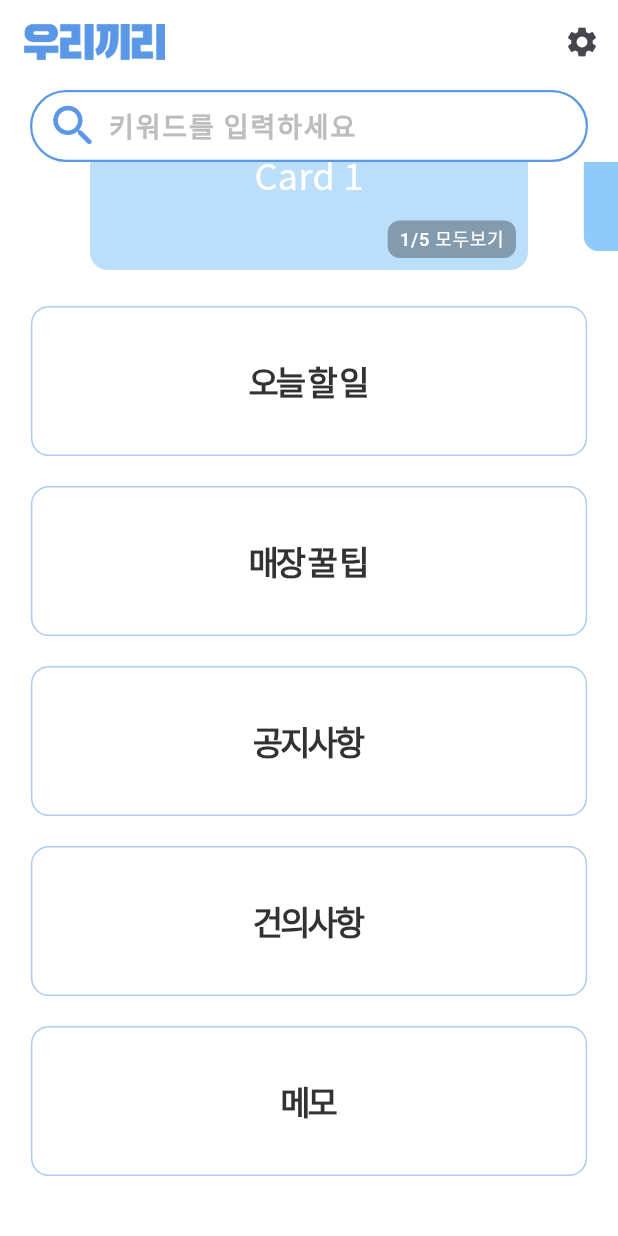
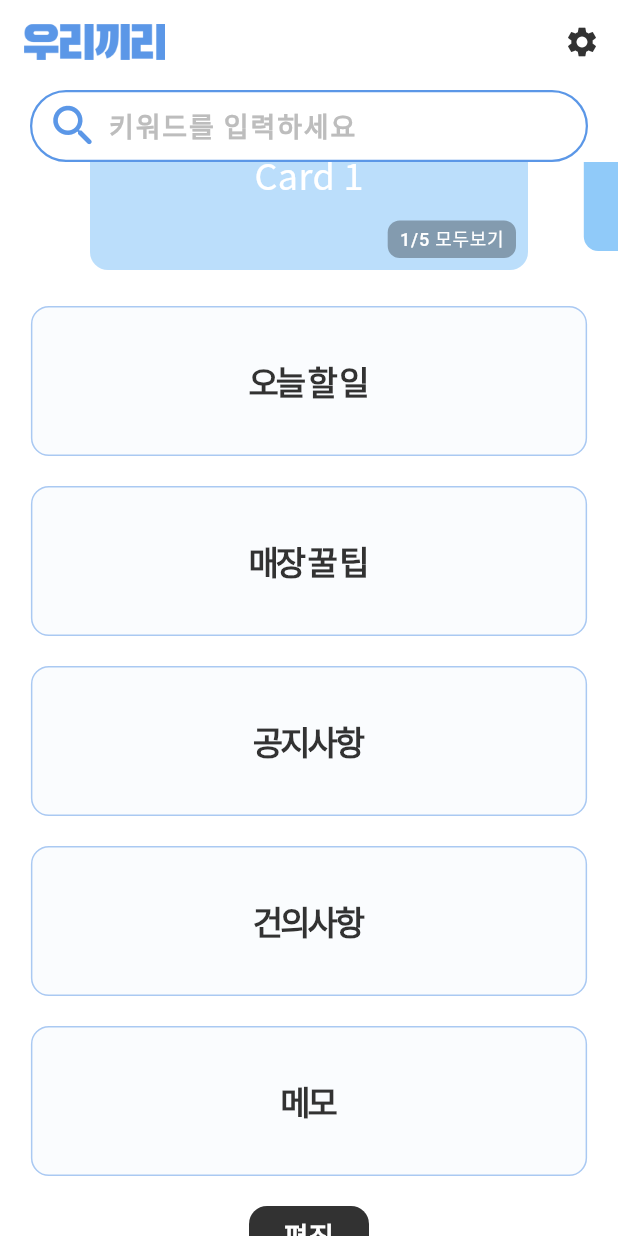
Before and after one commit to yeonvv/urikkiri, a Flutter app: the HomeScreen screen opened directly, scrolled down 79 dp, on a phone screen of 412 x 824 dp. Run offline on Flutter 3.47's test engine with Material 3 defaults, Android fonts, the phone set to English and light mode, and no system bars; our stand-ins replace camera, google_fonts, permission_handler.

Commit message:
3.2 Home Screen Move Widget

```diff
--- a/lib/core/constants/animation_constants.dart
+++ b/lib/core/constants/animation_constants.dart
@@ -1,2 +1,2 @@
 const Duration buttonAnimationDuration = Duration(milliseconds: 300);
-const Duration buttonAnimationDurationFast = Duration(milliseconds: 100);
+const Duration buttonAnimationDurationFast = Duration(milliseconds: 50);
--- /dev/null
+++ b/lib/core/widgets/edit_button.dart
@@ -0,0 +1,85 @@
+import 'package:flutter/material.dart';
+import 'package:urikkiri_beta/core/constants/animation_constants.dart';
+import 'package:urikkiri_beta/core/constants/sizes.dart';
+
+class EditButton extends StatefulWidget {
+  final bool editMode;
+
+  const EditButton({
+    super.key,
+    required this.editMode,
+  });
+
+  @override
+  State<EditButton> createState() => _EditButtonState();
+}
+
+class _EditButtonState extends State<EditButton>
+    with SingleTickerProviderStateMixin {
+  late AnimationController _animationController;
+  double _scale = 1.0;
+
+  @override
+  void initState() {
+    super.initState();
+    _animationController = AnimationController(
+      vsync: this,
+      duration: buttonAnimationDurationFast,
+    );
+  }
+
+  @override
+  void didUpdateWidget(EditButton oldWidget) {
+    super.didUpdateWidget(oldWidget);
+    // 상태 변화에 따른 애니메이션 효과
+    if (widget.editMode != oldWidget.editMode) {
+      _toggleEditAnimation();
+    }
+  }
+
+  void _toggleEditAnimation() {
+    setState(() {
+      _scale = 0.9;
+    });
+    _animationController.forward().then((_) {
+      _animationController.reverse();
+    });
+  }
+
+  @override
+  void dispose() {
+    _animationController.dispose();
+    super.dispose();
+  }
+
+  @override
+  Widget build(BuildContext context) {
+    return ScaleTransition(
+      scale: Tween<double>(begin: 1.0, end: _scale).animate(
+        CurvedAnimation(
+          parent: _animationController,
+          curve: Curves.easeInOut,
+        ),
+      ),
+      child: Container(
+        width: 80,
+        height: 40,
+        padding: const EdgeInsets.symmetric(vertical: Sizes.size4),
+        decoration: BoxDecoration(
+          color: Theme.of(context).primaryColorDark,
+          borderRadius: BorderRadius.circular(Sizes.size12),
+        ),
+        child: Center(
+          child: Text(
+            !widget.editMode ? "편집" : "완료",
+            style: Theme.of(context)
+                .textTheme
+                .bodyLarge!
+                .copyWith(color: Colors.white),
+            textAlign: TextAlign.center,
+          ),
+        ),
+      ),
+    );
+  }
+}
--- a/lib/core/widgets/main_buttom.dart
+++ b/lib/core/widgets/main_button.dart
@@ -2,12 +2,12 @@ import 'package:flutter/material.dart';
 import 'package:urikkiri_beta/core/constants/animation_constants.dart';
 import 'package:urikkiri_beta/core/constants/sizes.dart';
 
-class MainButtom extends StatelessWidget {
+class MainButton extends StatelessWidget {
   final String labelText;
   final bool isEnabled;
   final VoidCallback onPressed;
 
-  const MainButtom({
+  const MainButton({
     super.key,
     required this.labelText,
     this.isEnabled = false,
--- a/lib/features/auth/presentation/login_page.dart
+++ b/lib/features/auth/presentation/login_page.dart
@@ -1,6 +1,6 @@
 import 'package:flutter/material.dart';
 import 'package:urikkiri_beta/core/constants/gaps.dart';
-import 'package:urikkiri_beta/core/widgets/main_buttom.dart';
+import 'package:urikkiri_beta/core/widgets/main_button.dart';
 import 'package:urikkiri_beta/features/auth/presentation/signup_validate_screen.dart';
 import 'package:urikkiri_beta/features/auth/presentation/widgets/app_title_text.dart';
 import 'package:urikkiri_beta/features/auth/presentation/widgets/basic_scaffold.dart';
@@ -116,7 +116,7 @@ class _LoginPageState extends State<LoginPage> {
                       ),
                     ),
                     Gaps.v24,
-                    MainButtom(
+                    MainButton(
                       labelText: widget.isEmployee ? "합류하기" : "우리 팀 관리하기",
                       isEnabled: _isButtonEnabled,
                       onPressed: _submitForm,
--- a/lib/features/auth/presentation/set_password_screen.dart
+++ b/lib/features/auth/presentation/set_password_screen.dart
@@ -1,6 +1,6 @@
 import 'package:flutter/material.dart';
 import 'package:urikkiri_beta/core/constants/gaps.dart';
-import 'package:urikkiri_beta/core/widgets/main_buttom.dart';
+import 'package:urikkiri_beta/core/widgets/main_button.dart';
 import 'package:urikkiri_beta/features/auth/presentation/widgets/app_title_text.dart';
 import 'package:urikkiri_beta/features/auth/presentation/widgets/basic_scaffold.dart';
 import 'package:urikkiri_beta/features/auth/presentation/widgets/basic_textformfield.dart';
@@ -104,7 +104,7 @@ class _SetPasswordScreenState extends State<SetPasswordScreen> {
                       ),
                     ),
                     Gaps.v24,
-                    MainButtom(
+                    MainButton(
                       labelText: widget.forgotPassword
                           ? "비밀번호 변경"
                           : widget.isEmployee
--- a/lib/features/auth/presentation/signup_validate_screen.dart
+++ b/lib/features/auth/presentation/signup_validate_screen.dart
@@ -1,6 +1,6 @@
 import 'package:flutter/material.dart';
 import 'package:urikkiri_beta/core/constants/gaps.dart';
-import 'package:urikkiri_beta/core/widgets/main_buttom.dart';
+import 'package:urikkiri_beta/core/widgets/main_button.dart';
 import 'package:urikkiri_beta/features/auth/presentation/set_password_screen.dart';
 import 'package:urikkiri_beta/features/auth/presentation/widgets/app_title_text.dart';
 import 'package:urikkiri_beta/features/auth/presentation/widgets/basic_scaffold.dart';
@@ -145,7 +145,7 @@ class _SignupScreenState extends State<SignupScreen> {
                         ),
                       ),
                     Gaps.v24,
-                    MainButtom(
+                    MainButton(
                       labelText: _showOTPField ? "전화번호 인증" : "인증번호 전송",
                       isEnabled: _isButtonEnabled,
                       onPressed: _showOTPField
--- a/lib/features/auth/presentation/widgets/app_title_text.dart
+++ b/lib/features/auth/presentation/widgets/app_title_text.dart
@@ -19,7 +19,10 @@ class AppTitleText extends StatelessWidget {
         if (!selection) Gaps.v60,
         Text(
           isEmployee ? "꿀팁 소통창구" : "올인원 매장관리",
-          style: Theme.of(context).textTheme.titleLarge,
+          style: Theme.of(context)
+              .textTheme
+              .titleLarge!
+              .copyWith(color: isEmployee ? Colors.white : null),
         ),
         !selection
             ? Text(
--- a/lib/features/home/presentation/home_screen.dart
+++ b/lib/features/home/presentation/home_screen.dart
@@ -1,6 +1,7 @@
 import 'package:flutter/material.dart';
 import 'package:urikkiri_beta/core/constants/gaps.dart';
 import 'package:urikkiri_beta/core/constants/sizes.dart';
+import 'package:urikkiri_beta/core/widgets/edit_button.dart';
 import 'package:urikkiri_beta/core/widgets/search_bar.dart';
 import 'package:urikkiri_beta/features/home/presentation/widgets/navigation_tap.dart';
 
@@ -13,49 +14,29 @@ class HomeScreen extends StatefulWidget {
 
 class _HomeScreenState extends State<HomeScreen> {
   late PageController _pageController;
-
+  bool _editMode = false;
   int _currentPage = 0;
 
   final List<Map<String, dynamic>> _navigationItems = [
     {
       'title': "오늘 할 일",
-      'destination': Scaffold(
-        appBar: AppBar(
-          title: const Text("오늘 할 일"),
-        ),
-      ),
+      'destination': Scaffold(appBar: AppBar(title: const Text("오늘 할 일")))
     },
     {
       'title': "매장 꿀 팁",
-      'destination': Scaffold(
-        appBar: AppBar(
-          title: const Text("매장 꿀 팁"),
-        ),
-      ),
+      'destination': Scaffold(appBar: AppBar(title: const Text("매장 꿀 팁")))
     },
     {
       'title': "공지사항",
-      'destination': Scaffold(
-        appBar: AppBar(
-          title: const Text("공지사항"),
-        ),
-      ),
+      'destination': Scaffold(appBar: AppBar(title: const Text("공지사항")))
     },
     {
       'title': "건의사항",
-      'destination': Scaffold(
-        appBar: AppBar(
-          title: const Text("건의사항"),
-        ),
-      ),
+      'destination': Scaffold(appBar: AppBar(title: const Text("건의사항")))
     },
     {
       'title': "메모",
-      'destination': Scaffold(
-        appBar: AppBar(
-          title: const Text("메모"),
-        ),
-      ),
+      'destination': Scaffold(appBar: AppBar(title: const Text("메모")))
     },
   ];
 
@@ -67,6 +48,12 @@ class _HomeScreenState extends State<HomeScreen> {
 
   void _onScaffoldTap() {
     FocusScope.of(context).unfocus();
+  }
+
+  void _toggleEditMode() {
+    setState(() {
+      _editMode = !_editMode;
+    });
   }
 
   @override
@@ -90,6 +77,7 @@ class _HomeScreenState extends State<HomeScreen> {
               onPressed: _onScaffoldTap,
               icon: const Icon(Icons.settings),
               highlightColor: Colors.transparent,
+              color: Theme.of(context).primaryColorDark,
             )
           ],
           leadingWidth: Sizes.size96 + Sizes.size14,
@@ -170,7 +158,20 @@ class _HomeScreenState extends State<HomeScreen> {
                     ),
                   ),
                   Gaps.v10,
-                  ReorderableListView(
+                  !_editMode
+                      ? Column(
+                          mainAxisSize: MainAxisSize.min,
+                          children: [
+                            for (var item in _navigationItems)
+                              NavigationTap(
+                                key: ValueKey(item['title']),
+                                tabTitle: item['title'],
+                                destination: item['destination'],
+                                editMode: _editMode,
+                              ),
+                          ],
+                        )
+                      : ReorderableListView(
                           shrinkWrap: true,
                           physics: const NeverScrollableScrollPhysics(),
                           onReorder: (int oldIndex, int newIndex) {
@@ -189,17 +190,40 @@ class _HomeScreenState extends State<HomeScreen> {
                                 index: index,
                                 child: Material(
                                   color: Colors.white,
+                                  child: Row(
+                                    children: [
+                                      Expanded(
                                         child: NavigationTap(
-                              key: ValueKey(_navigationItems[index]['title']),
-                              tabTitle: _navigationItems[index]['title'],
+                                          key: ValueKey(
+                                              _navigationItems[index]['title']),
+                                          tabTitle: _navigationItems[index]
+                                              ['title'],
                                           destination: _navigationItems[index]
                                               ['destination'],
+                                          editMode: _editMode,
+                                        ),
+                                      ),
+                                      _editMode
+                                          ? Icon(
+                                              Icons.menu_rounded,
+                                              color: Theme.of(context)
+                                                  .primaryColorDark,
+                                            )
+                                          : Container(),
+                                      _editMode ? Gaps.h16 : const SizedBox()
+                                    ],
                                   ),
                                 ),
                               ),
                           ],
                         ),
                   Gaps.v10,
+                  GestureDetector(
+                    onTap: _toggleEditMode,
+                    child: EditButton(
+                      editMode: _editMode,
+                    ),
+                  ),
                 ],
               ),
             ),
--- a/lib/features/home/presentation/widgets/navigation_tap.dart
+++ b/lib/features/home/presentation/widgets/navigation_tap.dart
@@ -6,11 +6,13 @@ import 'package:urikkiri_beta/core/constants/sizes.dart';
 class NavigationTap extends StatefulWidget {
   final String tabTitle;
   final Widget destination;
+  final bool editMode;
 
   const NavigationTap({
     super.key,
     required this.tabTitle,
     required this.destination,
+    this.editMode = false,
   });
 
   @override
@@ -21,15 +23,17 @@ class _NavigationTapState extends State<NavigationTap> {
   bool _isTapped = false;
 
   void _onNavigationTapDown(TapDownDetails event) {
-    _isTapped = !_isTapped;
+    _isTapped = true;
     FocusScope.of(context).unfocus();
     setState(() {});
   }
 
   void _onNavigationTapUp(TapUpDetails event) {
-    _isTapped = !_isTapped;
+    _isTapped = false;
     setState(() {});
-    _navigateToDestination();
+    if (!widget.editMode) {
+      _navigateToDestination();
+    }
   }
 
   void _onNavigationTapCancle() {
@@ -62,7 +66,6 @@ class _NavigationTapState extends State<NavigationTap> {
               alignment: Alignment.center,
               height: 100,
               decoration: BoxDecoration(
-                color: Colors.white,
                 borderRadius: const BorderRadius.all(
                   Radius.circular(Sizes.size12),
                 ),
```
Lines whose indentation alone changed are shown as unchanged.
